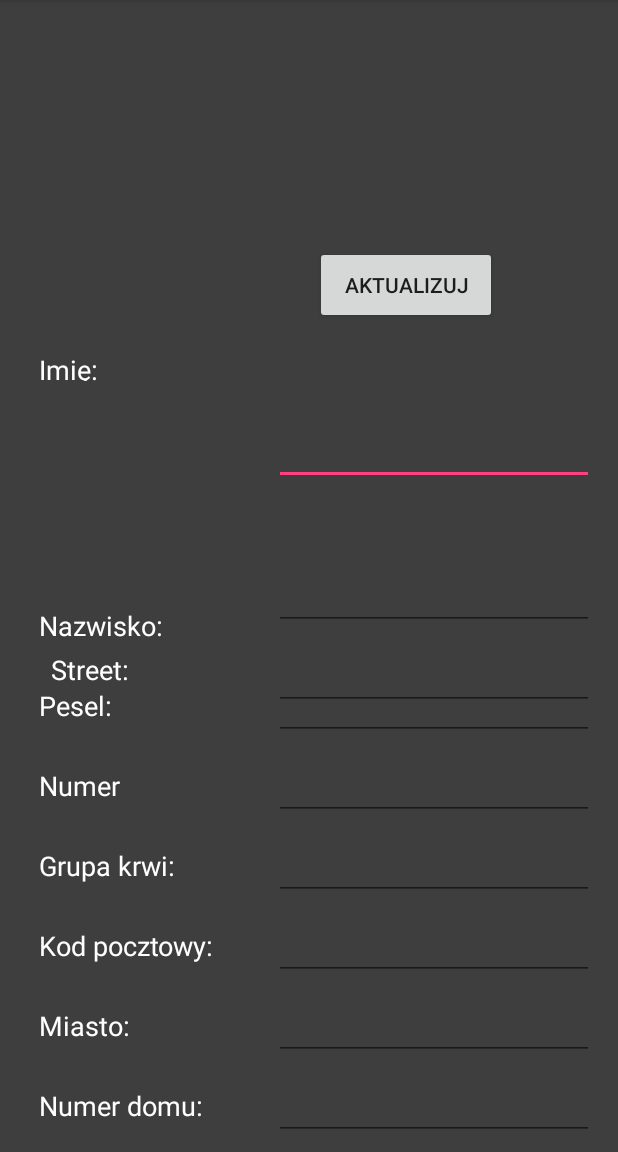
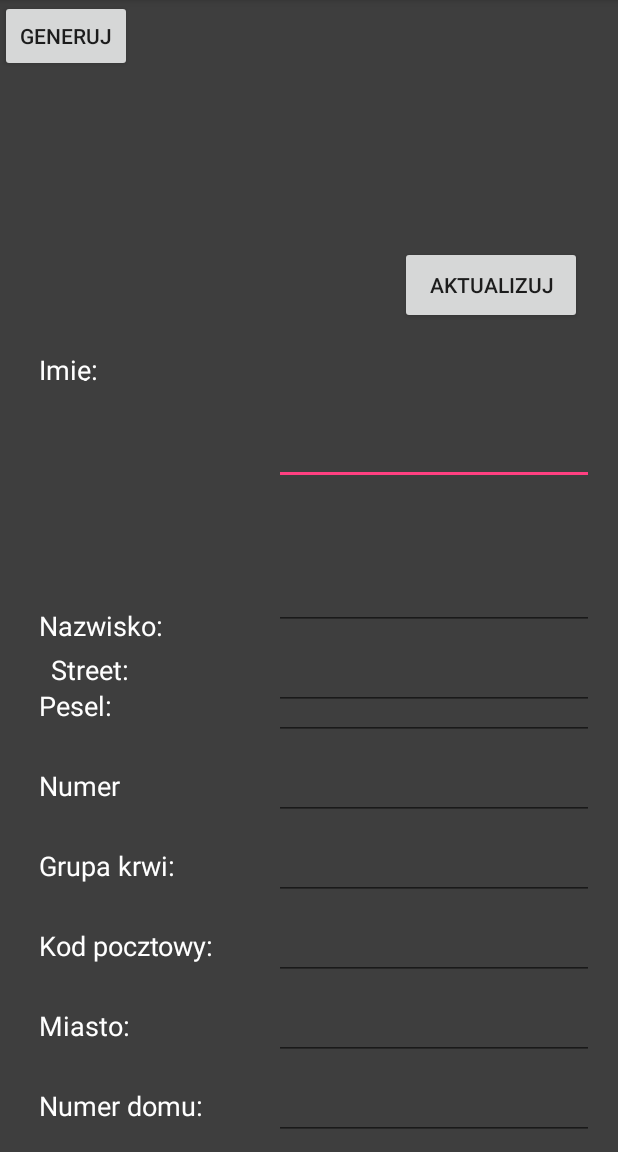
Before and after one commit to kokosowygosc/dalekoodnoszy, an Android app: the PatientActivity screen opened directly, with no data from a screen before it, on a phone screen of 412 x 824 dp, the part 84-1236 px from its top. Run offline under Robolectric (Android 15) with nearby library versions, the phone set to English and light mode, and no system bars; our stand-ins replace Volley; libraries missing offline, so code that uses them is left out: com.journeyapps.barcodescanner; network calls fail; 1 statement that could not run was skipped.

Commit message:
Added QR generator. Button 'Generuj' sends data to the new activity, where are generated QR image.

```diff
--- a/HospitalAssistant/app/src/main/java/com/example/eziteam/hospitalassistant/PatientActivity.java
+++ b/HospitalAssistant/app/src/main/java/com/example/eziteam/hospitalassistant/PatientActivity.java
@@ -3,6 +3,7 @@ package com.example.eziteam.hospitalassistant;
 import android.app.ProgressDialog;
 import android.content.Intent;
 import android.content.SharedPreferences;
+import android.graphics.Bitmap;
 import android.os.Bundle;
 import android.support.v7.app.AppCompatActivity;
 import android.util.Log;
@@ -18,6 +19,11 @@ import com.android.volley.toolbox.StringRequest;
 import com.example.eziteam.Connect.ConnectConfig;
 import com.example.eziteam.Connect.SQLController;
 import com.example.eziteam.Connect.SQLiteHandler;
+import com.google.zxing.BarcodeFormat;
+import com.google.zxing.MultiFormatWriter;
+import com.google.zxing.WriterException;
+import com.google.zxing.common.BitMatrix;
+import com.journeyapps.barcodescanner.BarcodeEncoder;
 
 import org.json.JSONException;
 import org.json.JSONObject;
@@ -28,6 +34,7 @@ import java.util.Map;
 
 public class PatientActivity extends AppCompatActivity {
     private static final String TAG = PatientActivity.class.getSimpleName();
+    private String passingPesel;
     private SQLiteHandler db;
     private EditText patient_name;
     private EditText patient_surname;
@@ -39,7 +46,7 @@ public class PatientActivity extends AppCompatActivity {
     private EditText patient_home_number;
     private EditText patient_street;
     private ProgressDialog pDialog;
-    private Button button_actualize;
+    private Button button_actualize, button_generate;
     @Override
     protected void onCreate(Bundle savedInstanceState) {
         super.onCreate(savedInstanceState);
@@ -62,6 +69,7 @@ public class PatientActivity extends AppCompatActivity {
         patient_city = (EditText)findViewById(R.id.cityText);
         patient_home_number = (EditText)findViewById(R.id.homeNumberText);
         button_actualize = (Button) findViewById(R.id.button_actualize);
+        button_generate = (Button) findViewById(R.id.button_generate);
 
         pDialog = new ProgressDialog(this);
         pDialog.setCancelable(false);
@@ -73,6 +81,17 @@ public class PatientActivity extends AppCompatActivity {
             public void onClick(View view) {
                 db.deletepatient();
                 Actualize(patient_name.getText().toString(), patient_surname.getText().toString(), patient_pesel.getText().toString(), patient_phone.getText().toString(),patient_blood.getText().toString(),patient_postal.getText().toString(),patient_city.getText().toString(),patient_home_number.getText().toString(), patient_street.getText().toString());
+            }
+        });
+        button_generate.setOnClickListener(new View.OnClickListener() {
+            public void onClick(View view) {
+
+                passingPesel = patient_pesel.getText().toString().trim();
+                Intent target = new Intent(getApplicationContext(), GeneratorActivity.class);
+                Bundle passingData = new Bundle();
+                passingData.putString("QR",passingPesel);
+                target.putExtras(passingData);
+                startActivity(target);
             }
         });
     }
--- a/HospitalAssistant/app/src/main/res/layout/activity_patient.xml
+++ b/HospitalAssistant/app/src/main/res/layout/activity_patient.xml
@@ -31,7 +31,7 @@
         android:text="Aktualizuj"
         app:layout_constraintBottom_toTopOf="@+id/firstnameLabel"
         app:layout_constraintEnd_toEndOf="@+id/firstnameText"
-        app:layout_constraintHorizontal_bias="0.5"
+        app:layout_constraintHorizontal_bias="1.0"
         app:layout_constraintStart_toEndOf="@+id/button_download" />
 
     <EditText
@@ -265,4 +265,12 @@
         android:textColor="@android:color/white"
         app:layout_constraintBottom_toBottomOf="parent"
         app:layout_constraintEnd_toEndOf="@+id/cityText" />
+
+    <Button
+        android:id="@+id/button_generate"
+        android:layout_width="wrap_content"
+        android:layout_height="wrap_content"
+        android:text="Generuj"
+        tools:layout_editor_absoluteX="148dp"
+        tools:layout_editor_absoluteY="6dp" />
 </android.support.constraint.ConstraintLayout>
```
Also changed, not shown: HospitalAssistant/app/src/main/java/com/example/eziteam/hospitalassistant/GeneratorActivity.java (added, +37 -0 lines), HospitalAssistant/app/src/main/res/layout/activity_generator.xml (added, +41 -0 lines).
